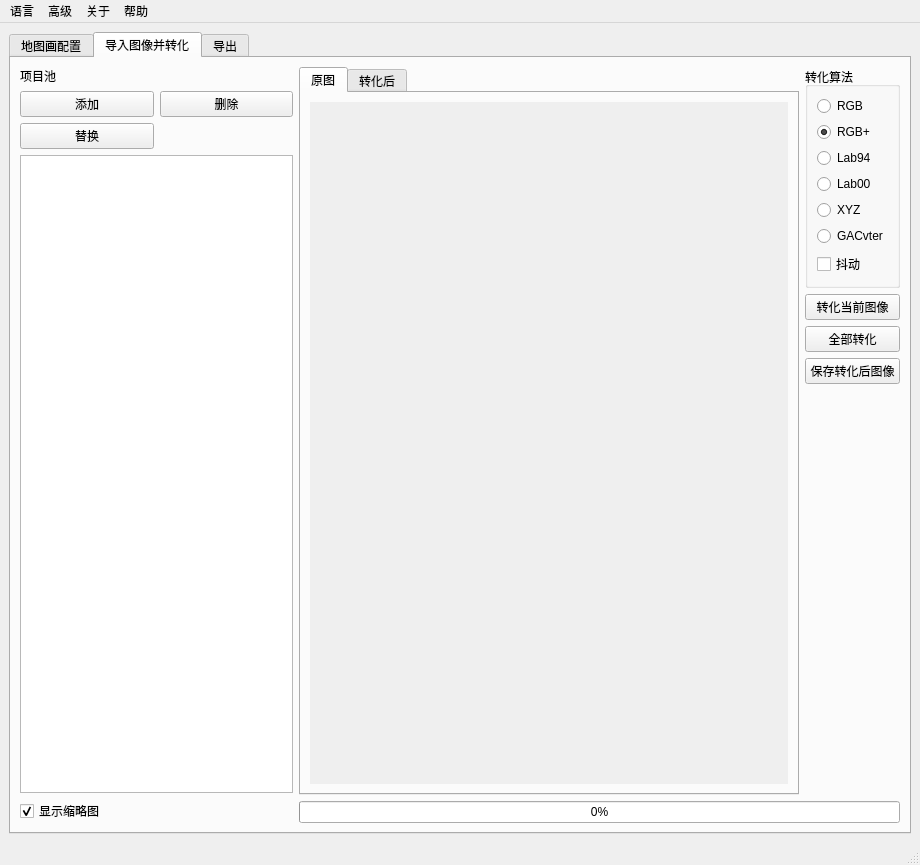
Qt form SlopeCraft/SCWind.ui (SlopeCraft/SlopeCraft) before a commit.
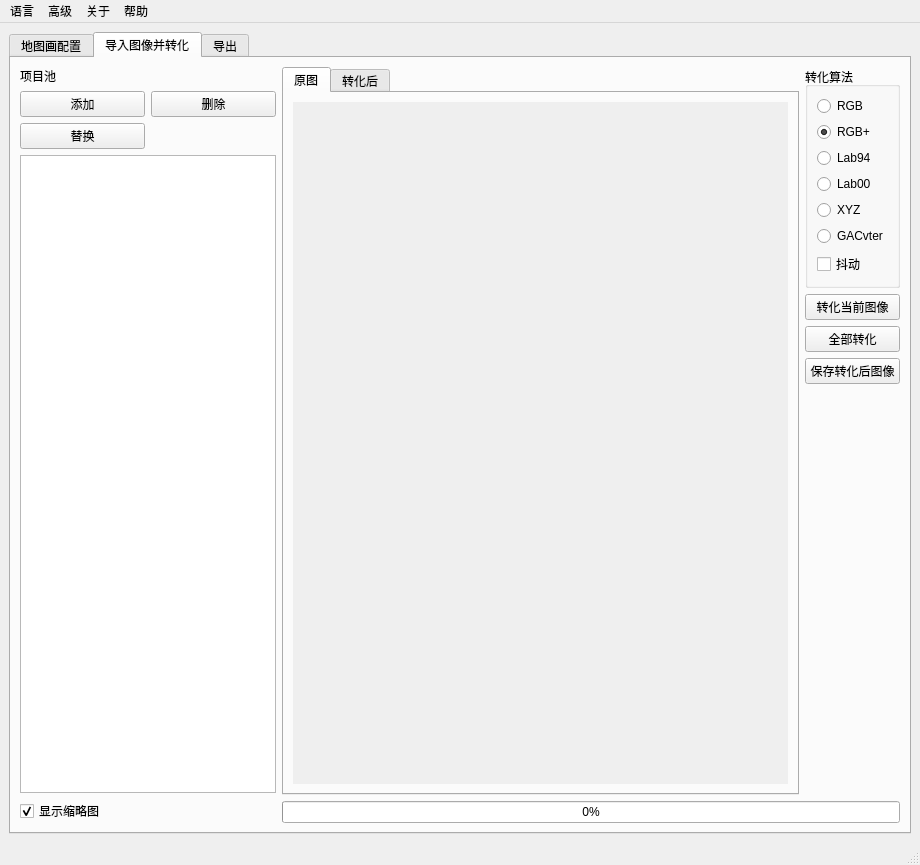
The same form after that commit. The open tabs and pages were chosen to show the change. Icons and pictures are not drawn. Custom widgets are drawn as their Qt base class.

Commit message: SC: Fix sizing policy

Patch:
```diff
--- a/SlopeCraft/SCWind.ui
+++ b/SlopeCraft/SCWind.ui
@@ -384,7 +384,7 @@
        <attribute name="title">
         <string>导入图像并转化</string>
        </attribute>
-       <layout class="QGridLayout" name="gridLayout_6" columnstretch="1,0,0,0">
+       <layout class="QGridLayout" name="gridLayout_6" columnstretch="0,1,0,0">
         <item row="2" column="2" colspan="2">
          <widget class="QPushButton" name="pb_cvt_all">
           <property name="sizePolicy">
@@ -472,6 +472,12 @@
           </item>
           <item row="1" column="1">
            <widget class="QPushButton" name="pb_remove_image">
+            <property name="sizePolicy">
+             <sizepolicy hsizetype="Preferred" vsizetype="Fixed">
+              <horstretch>0</horstretch>
+              <verstretch>0</verstretch>
+             </sizepolicy>
+            </property>
             <property name="text">
              <string>删除</string>
             </property>
@@ -486,6 +492,12 @@
           </item>
           <item row="1" column="0">
            <widget class="QPushButton" name="pb_add_image">
+            <property name="sizePolicy">
+             <sizepolicy hsizetype="Preferred" vsizetype="Fixed">
+              <horstretch>0</horstretch>
+              <verstretch>0</verstretch>
+             </sizepolicy>
+            </property>
             <property name="text">
              <string>添加</string>
             </property>
@@ -496,6 +508,12 @@
             <property name="enabled">
              <bool>true</bool>
             </property>
+            <property name="sizePolicy">
+             <sizepolicy hsizetype="Preferred" vsizetype="Fixed">
+              <horstretch>0</horstretch>
+              <verstretch>0</verstretch>
+             </sizepolicy>
+            </property>
             <property name="text">
              <string>显示缩略图</string>
             </property>
@@ -506,6 +524,12 @@
           </item>
           <item row="2" column="0">
            <widget class="QPushButton" name="pb_replace_image">
+            <property name="sizePolicy">
+             <sizepolicy hsizetype="Preferred" vsizetype="Fixed">
+              <horstretch>0</horstretch>
+              <verstretch>0</verstretch>
+             </sizepolicy>
+            </property>
             <property name="text">
              <string>替换</string>
             </property>
```
